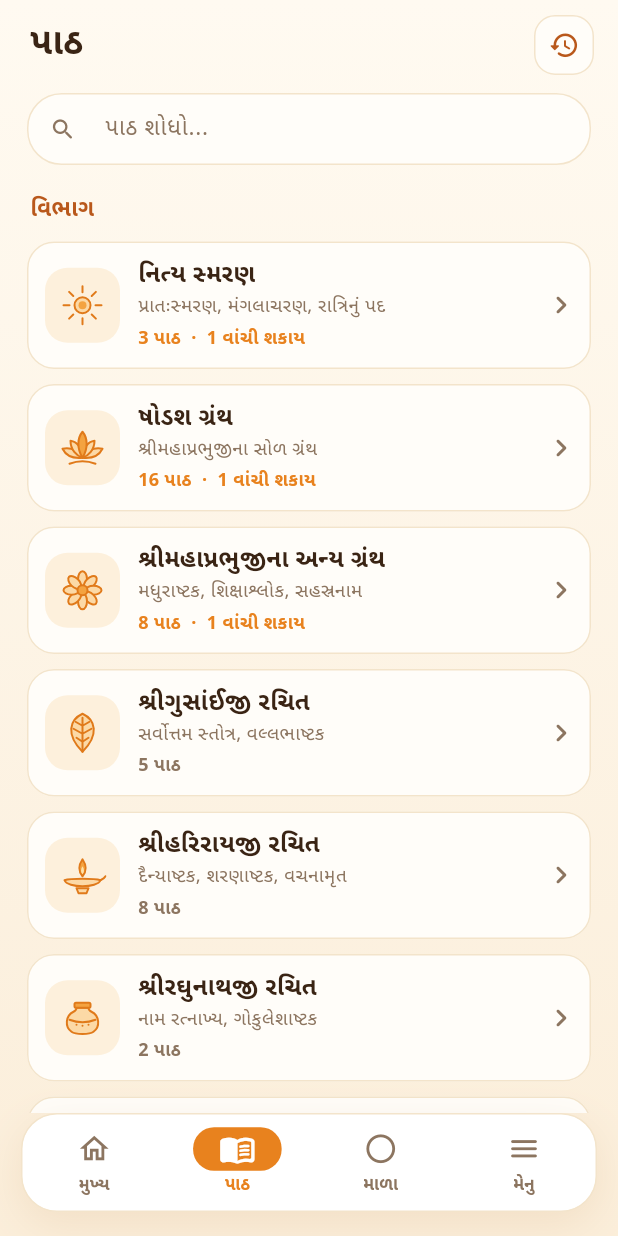
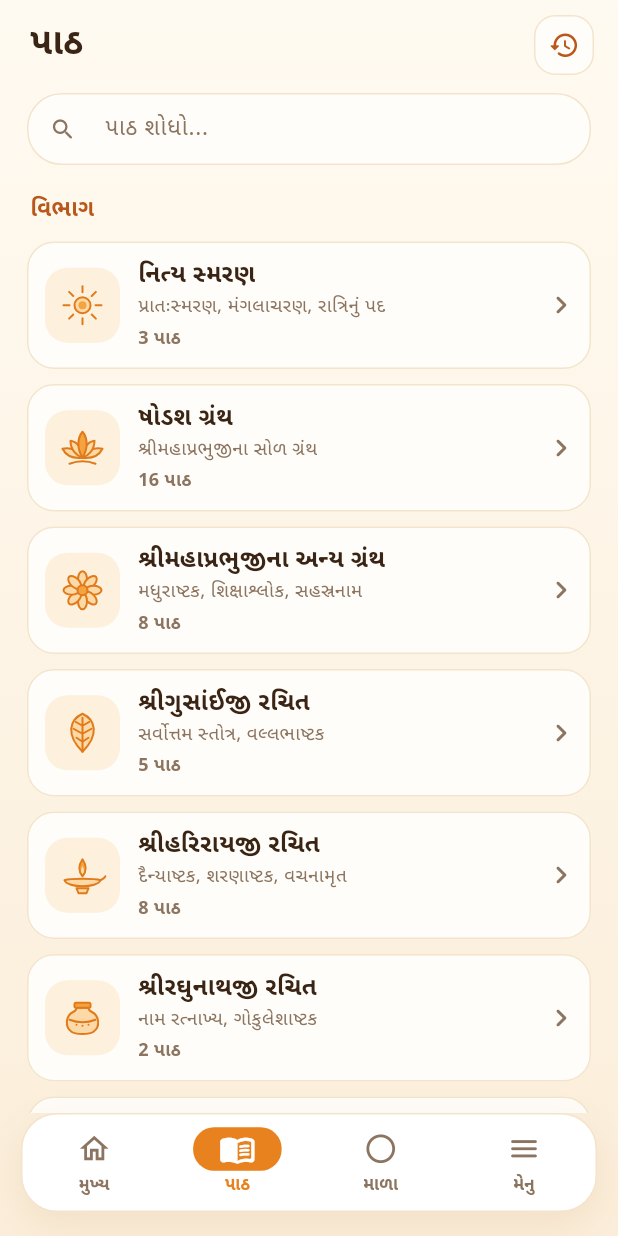
Before and after one commit to chinmaymodi24/pushtimarg-nitya-path, a Flutter app: the screen it shows after launch, item 2 of the bottom bar chosen, on a phone screen of 412 x 824 dp. Run offline on Flutter 3.47's test engine with Material 3 defaults, Android fonts, the phone set to English and light mode, and no system bars; our stand-ins replace flutter_svg, get, get_storage.

Commit message:
Paths: drop the readable-count label from section cards
Co-Authored-By: Claude Sonnet 5.5 <noreply@anthropic.com>
Claude-Session: https://claude.ai/code/session_01GGw6umaZzkZjSnBB44UrMi

```diff
--- a/lib/core/translations/app_translations.dart
+++ b/lib/core/translations/app_translations.dart
@@ -176,7 +176,6 @@ class AppTranslations extends Translations {
     'version': "આવૃત્તિ",
     'path_coming_soon': "\"@name\" નો પાઠ ટૂંક સમયમાં ઉમેરાશે.",
     'coming_soon': "ટૂંક સમયમાં",
-    'n_ready': "@n વાંચી શકાય",
     'cat_nitya': "નિત્ય સ્મરણ",
     'cat_shodash': "ષોડશ ગ્રંથ",
     'cat_mahaprabhuji': "શ્રીમહાપ્રભુજીના અન્ય ગ્રંથ",
@@ -369,7 +368,6 @@ class AppTranslations extends Translations {
     'version': "संस्करण",
     'path_coming_soon': "\"@name\" का पाठ शीघ्र जोड़ा जाएगा।",
     'coming_soon': "शीघ्र",
-    'n_ready': "@n पढ़ने योग्य",
     'cat_nitya': "नित्य स्मरण",
     'cat_shodash': "षोडश ग्रन्थ",
     'cat_mahaprabhuji': "श्रीमहाप्रभुजी के अन्य ग्रन्थ",
@@ -562,7 +560,6 @@ class AppTranslations extends Translations {
     'version': "Version",
     'path_coming_soon': "The text of \"@name\" will be added soon.",
     'coming_soon': "Coming soon",
-    'n_ready': "@n ready",
     'cat_nitya': "Daily remembrance",
     'cat_shodash': "The sixteen granths",
     'cat_mahaprabhuji': "More by Shri Mahaprabhuji",
--- a/lib/modules/paths/paths_view.dart
+++ b/lib/modules/paths/paths_view.dart
@@ -73,11 +73,7 @@ class PathsView extends GetView<PathsTabController> {
                 for (final (i, c) in categoryList.indexed)
                   FadeSlideIn(
                     index: i,
-                    child: _CategoryCard(
-                      c,
-                      controller.pathsIn(c).length,
-                      controller.pathsIn(c).where((x) => x.available).length,
-                    ),
+                    child: _CategoryCard(c, controller.pathsIn(c).length),
                   ),
               ],
             );
@@ -128,9 +124,9 @@ class _SectionTitle extends StatelessWidget {
 
 /// One section: icon, name, a few example titles and how many paths.
 class _CategoryCard extends StatelessWidget {
-  const _CategoryCard(this.c, this.total, this.ready);
+  const _CategoryCard(this.c, this.total);
   final PathCategory c;
-  final int total, ready;
+  final int total;
 
   @override
   Widget build(BuildContext context) {
@@ -181,14 +177,11 @@ class _CategoryCard extends StatelessWidget {
                       ),
                       const SizedBox(height: 3),
                       Text(
-                        [
-                          'n_paths'.trParams({'n': '$total'}),
-                          if (ready > 0) 'n_ready'.trParams({'n': '$ready'}),
-                        ].join('  ·  '),
+                        'n_paths'.trParams({'n': '$total'}),
                         style: TextStyle(
                           fontSize: 12,
                           fontWeight: FontWeight.w600,
-                          color: ready > 0 ? p.primary : p.subtext,
+                          color: p.subtext,
                         ),
                       ),
                     ],
```
